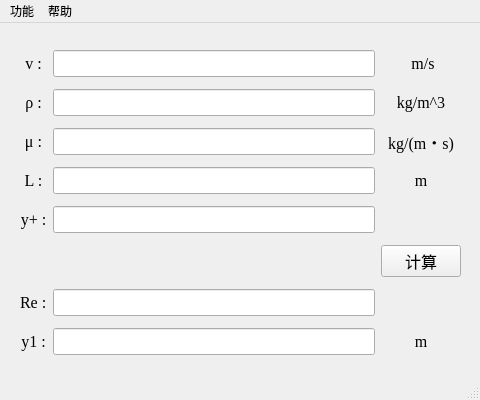
Qt form src/mainwindow.ui (huarkiou/HKUtools) before a commit.
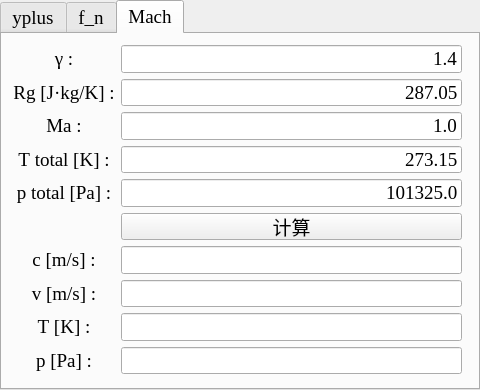
The same form after that commit. The open tabs and pages were chosen to show the change. Icons and pictures are not drawn.

Commit message: 添加等熵可压缩流的基本计算

Patch:
```diff
--- a/src/mainwindow.ui
+++ b/src/mainwindow.ui
@@ -7,9 +7,28 @@
     <x>0</x>
     <y>0</y>
     <width>480</width>
-    <height>400</height>
+    <height>390</height>
    </rect>
   </property>
+  <property name="sizePolicy">
+   <sizepolicy hsizetype="Fixed" vsizetype="Fixed">
+    <horstretch>0</horstretch>
+    <verstretch>0</verstretch>
+   </sizepolicy>
+  </property>
+  <property name="minimumSize">
+   <size>
+    <width>480</width>
+    <height>380</height>
+   </size>
+  </property>
+  <property name="font">
+   <font>
+    <family>宋体</family>
+    <pointsize>14</pointsize>
+    <kerning>false</kerning>
+   </font>
+  </property>
   <property name="windowTitle">
    <string>Huarkiou's Tools</string>
   </property>
@@ -18,32 +37,55 @@
     <normaloff>:/MainWindow/HKUtools.ico</normaloff>:/MainWindow/HKUtools.ico</iconset>
   </property>
   <widget class="QWidget" name="centralWidget">
-   <widget class="QStackedWidget" name="stackedWidget">
+   <property name="sizePolicy">
+    <sizepolicy hsizetype="Expanding" vsizetype="Expanding">
+     <horstretch>0</horstretch>
+     <verstretch>0</verstretch>
+    </sizepolicy>
+   </property>
+   <widget class="QTabWidget" name="tabWidget">
     <property name="geometry">
      <rect>
       <x>0</x>
       <y>0</y>
       <width>480</width>
-      <height>355</height>
+      <height>390</height>
      </rect>
     </property>
+    <property name="font">
+     <font>
+      <family>Times New Roman</family>
+      <pointsize>14</pointsize>
+      <kerning>false</kerning>
+     </font>
+    </property>
     <property name="currentIndex">
      <number>1</number>
     </property>
-    <widget class="QWidget" name="page_01">
+    <widget class="QWidget" name="tabWidgetPage_01">
+     <property name="sizePolicy">
+      <sizepolicy hsizetype="Expanding" vsizetype="Expanding">
+       <horstretch>0</horstretch>
+       <verstretch>0</verstretch>
+      </sizepolicy>
+     </property>
      <property name="font">
       <font>
        <family>Times New Roman</family>
-       <pointsize>12</pointsize>
+       <pointsize>14</pointsize>
+       <kerning>false</kerning>
       </font>
      </property>
+     <attribute name="title">
+      <string>yplus</string>
+     </attribute>
      <widget class="QWidget" name="gridLayoutWidget">
       <property name="geometry">
        <rect>
-        <x>10</x>
-        <y>10</y>
-        <width>461</width>
-        <height>341</height>
+        <x>0</x>
+        <y>0</y>
+        <width>471</width>
+        <height>351</height>
        </rect>
       </property>
       <layout class="QGridLayout" name="gridLayout_01">
@@ -56,54 +98,34 @@
        <property name="verticalSpacing">
         <number>6</number>
        </property>
+       <item row="8" column="1">
+        <widget class="QLineEdit" name="lineEdit_Re_01">
+         <property name="alignment">
+          <set>Qt::AlignRight|Qt::AlignTrailing|Qt::AlignVCenter</set>
+         </property>
+         <property name="readOnly">
+          <bool>true</bool>
+         </property>
+        </widget>
+       </item>
        <item row="2" column="0">
         <widget class="QLabel" name="label_viscosity_01">
          <property name="text">
-          <string>μ :</string>
+          <string>μ [kg/(m·s)] :</string>
          </property>
          <property name="textFormat">
           <enum>Qt::PlainText</enum>
          </property>
-         <property name="alignment">
-          <set>Qt::AlignCenter</set>
-         </property>
-        </widget>
-       </item>
-       <item row="3" column="0">
-        <widget class="QLabel" name="label_length_01">
-         <property name="text">
-          <string>L :</string>
-         </property>
-         <property name="textFormat">
-          <enum>Qt::PlainText</enum>
-         </property>
-         <property name="alignment">
-          <set>Qt::AlignCenter</set>
-         </property>
-        </widget>
-       </item>
-       <item row="7" column="0">
-        <widget class="QLabel" name="label_y1_01">
-         <property name="text">
-          <string>y1 :</string>
-         </property>
-         <property name="textFormat">
-          <enum>Qt::PlainText</enum>
-         </property>
-         <property name="alignment">
-          <set>Qt::AlignCenter</set>
-         </property>
-        </widget>
-       </item>
-       <item row="1" column="1">
-        <widget class="QLineEdit" name="lineEdit_density_01">
          <property name="alignment">
           <set>Qt::AlignRight|Qt::AlignTrailing|Qt::AlignVCenter</set>
          </property>
         </widget>
        </item>
-       <item row="2" column="1">
-        <widget class="QLineEdit" name="lineEdit_viscosity_01">
+       <item row="3" column="1">
+        <widget class="QLineEdit" name="lineEdit_length_01">
+         <property name="text">
+          <string>1.0</string>
+         </property>
          <property name="alignment">
           <set>Qt::AlignRight|Qt::AlignTrailing|Qt::AlignVCenter</set>
          </property>
@@ -118,11 +140,21 @@
           <enum>Qt::PlainText</enum>
          </property>
          <property name="alignment">
-          <set>Qt::AlignCenter</set>
+          <set>Qt::AlignRight|Qt::AlignTrailing|Qt::AlignVCenter</set>
          </property>
         </widget>
        </item>
-       <item row="7" column="1">
+       <item row="2" column="1">
+        <widget class="QLineEdit" name="lineEdit_viscosity_01">
+         <property name="text">
+          <string>1.82e-5</string>
+         </property>
+         <property name="alignment">
+          <set>Qt::AlignRight|Qt::AlignTrailing|Qt::AlignVCenter</set>
+         </property>
+        </widget>
+       </item>
+       <item row="9" column="1">
         <widget class="QLineEdit" name="lineEdit_y1_01">
          <property name="alignment">
           <set>Qt::AlignRight|Qt::AlignTrailing|Qt::AlignVCenter</set>
@@ -132,8 +164,56 @@
          </property>
         </widget>
        </item>
-       <item row="3" column="1">
-        <widget class="QLineEdit" name="lineEdit_length_01">
+       <item row="9" column="0">
+        <widget class="QLabel" name="label_y1_01">
+         <property name="text">
+          <string>y1 [m] :</string>
+         </property>
+         <property name="textFormat">
+          <enum>Qt::PlainText</enum>
+         </property>
+         <property name="alignment">
+          <set>Qt::AlignRight|Qt::AlignTrailing|Qt::AlignVCenter</set>
+         </property>
+        </widget>
+       </item>
+       <item row="8" column="0">
+        <widget class="QLabel" name="label_Re_01">
+         <property name="text">
+          <string>Re :</string>
+         </property>
+         <property name="textFormat">
+          <enum>Qt::PlainText</enum>
+         </property>
+         <property name="alignment">
+          <set>Qt::AlignRight|Qt::AlignTrailing|Qt::AlignVCenter</set>
+         </property>
+        </widget>
+       </item>
+       <item row="0" column="0">
+        <widget class="QLabel" name="label_velocity_01">
+         <property name="contextMenuPolicy">
+          <enum>Qt::DefaultContextMenu</enum>
+         </property>
+         <property name="frameShape">
+          <enum>QFrame::NoFrame</enum>
+         </property>
+         <property name="text">
+          <string>v [m/s] :</string>
+         </property>
+         <property name="textFormat">
+          <enum>Qt::PlainText</enum>
+         </property>
+         <property name="alignment">
+          <set>Qt::AlignRight|Qt::AlignTrailing|Qt::AlignVCenter</set>
+         </property>
+        </widget>
+       </item>
+       <item row="0" column="1">
+        <widget class="QLineEdit" name="lineEdit_velocity_01">
+         <property name="text">
+          <string>1.0</string>
+         </property>
          <property name="alignment">
           <set>Qt::AlignRight|Qt::AlignTrailing|Qt::AlignVCenter</set>
          </property>
@@ -142,37 +222,50 @@
        <item row="1" column="0">
         <widget class="QLabel" name="label_density_01">
          <property name="text">
-          <string>ρ :</string>
+          <string>ρ [kg/m^3] :</string>
          </property>
          <property name="textFormat">
           <enum>Qt::PlainText</enum>
          </property>
          <property name="alignment">
-          <set>Qt::AlignCenter</set>
+          <set>Qt::AlignRight|Qt::AlignTrailing|Qt::AlignVCenter</set>
+         </property>
+        </widget>
+       </item>
+       <item row="3" column="0">
+        <widget class="QLabel" name="label_length_01">
+         <property name="text">
+          <string>L [m] :</string>
+         </property>
+         <property name="textFormat">
+          <enum>Qt::PlainText</enum>
+         </property>
+         <property name="alignment">
+          <set>Qt::AlignRight|Qt::AlignTrailing|Qt::AlignVCenter</set>
+         </property>
+        </widget>
+       </item>
+       <item row="1" column="1">
+        <widget class="QLineEdit" name="lineEdit_density_01">
+         <property name="text">
+          <string>1.205</string>
+         </property>
+         <property name="alignment">
+          <set>Qt::AlignRight|Qt::AlignTrailing|Qt::AlignVCenter</set>
          </property>
         </widget>
        </item>
        <item row="4" column="1">
         <widget class="QLineEdit" name="lineEdit_yplus_01">
-         <property name="alignment">
-          <set>Qt::AlignRight|Qt::AlignTrailing|Qt::AlignVCenter</set>
-         </property>
-        </widget>
-       </item>
-       <item row="2" column="2">
-        <widget class="QLabel" name="label_unit_viscosity_1">
          <property name="text">
-          <string>kg/(m・s)</string>
-         </property>
-         <property name="textFormat">
-          <enum>Qt::PlainText</enum>
+          <string>1.0</string>
          </property>
          <property name="alignment">
-          <set>Qt::AlignCenter</set>
+          <set>Qt::AlignRight|Qt::AlignTrailing|Qt::AlignVCenter</set>
          </property>
         </widget>
        </item>
-       <item row="5" column="2">
+       <item row="5" column="1">
         <widget class="QPushButton" name="pushButton_calculate_01">
          <property name="minimumSize">
           <size>
@@ -180,12 +273,6 @@
            <height>24</height>
           </size>
          </property>
-         <property name="font">
-          <font>
-           <family>宋体</family>
-           <pointsize>12</pointsize>
-          </font>
-         </property>
          <property name="autoFillBackground">
           <bool>false</bool>
          </property>
@@ -197,114 +284,19 @@
          </property>
         </widget>
        </item>
-       <item row="0" column="1">
-        <widget class="QLineEdit" name="lineEdit_velocity_01">
-         <property name="alignment">
-          <set>Qt::AlignRight|Qt::AlignTrailing|Qt::AlignVCenter</set>
-         </property>
-        </widget>
-       </item>
-       <item row="1" column="2">
-        <widget class="QLabel" name="label_unit_density_01">
-         <property name="text">
-          <string>kg/m^3</string>
-         </property>
-         <property name="textFormat">
-          <enum>Qt::PlainText</enum>
-         </property>
-         <property name="alignment">
-          <set>Qt::AlignCenter</set>
-         </property>
-        </widget>
-       </item>
-       <item row="0" column="2">
-        <widget class="QLabel" name="label_unit_velocity_01">
-         <property name="text">
-          <string> m/s</string>
-         </property>
-         <property name="textFormat">
-          <enum>Qt::PlainText</enum>
-         </property>
-         <property name="alignment">
-          <set>Qt::AlignCenter</set>
-         </property>
-        </widget>
-       </item>
-       <item row="0" column="0">
-        <widget class="QLabel" name="label_velocity_01">
-         <property name="contextMenuPolicy">
-          <enum>Qt::DefaultContextMenu</enum>
-         </property>
-         <property name="frameShape">
-          <enum>QFrame::NoFrame</enum>
-         </property>
-         <property name="text">
-          <string>v :</string>
-         </property>
-         <property name="textFormat">
-          <enum>Qt::PlainText</enum>
-         </property>
-         <property name="alignment">
-          <set>Qt::AlignCenter</set>
-         </property>
-        </widget>
-       </item>
-       <item row="3" column="2">
-        <widget class="QLabel" name="label_unit_length_01">
-         <property name="text">
-          <string>m</string>
-         </property>
-         <property name="textFormat">
-          <enum>Qt::PlainText</enum>
-         </property>
-         <property name="alignment">
-          <set>Qt::AlignCenter</set>
-         </property>
-        </widget>
-       </item>
-       <item row="7" column="2">
-        <widget class="QLabel" name="label_unit_y1_01">
-         <property name="text">
-          <string>m</string>
-         </property>
-         <property name="textFormat">
-          <enum>Qt::PlainText</enum>
-         </property>
-         <property name="alignment">
-          <set>Qt::AlignCenter</set>
-         </property>
-        </widget>
-       </item>
-       <item row="6" column="0">
-        <widget class="QLabel" name="label_Re_01">
-         <property name="text">
-          <string>Re :</string>
-         </property>
-         <property name="textFormat">
-          <enum>Qt::PlainText</enum>
-         </property>
-        </widget>
-       </item>
-       <item row="6" column="1">
-        <widget class="QLineEdit" name="lineEdit_Re_01">
-         <property name="alignment">
-          <set>Qt::AlignRight|Qt::AlignTrailing|Qt::AlignVCenter</set>
-         </property>
-         <property name="readOnly">
-          <bool>true</bool>
-         </property>
-        </widget>
-       </item>
       </layout>
      </widget>
     </widget>
-    <widget class="QWidget" name="page_02">
-     <property name="font">
-      <font>
-       <family>Times New Roman</family>
-       <pointsize>12</pointsize>
-      </font>
+    <widget class="QWidget" name="tabWidgetPage_02">
+     <property name="sizePolicy">
+      <sizepolicy hsizetype="Expanding" vsizetype="Expanding">
+       <horstretch>0</horstretch>
+       <verstretch>0</verstretch>
+      </sizepolicy>
      </property>
+     <attribute name="title">
+      <string>f_n</string>
+     </attribute>
      <widget class="QWidget" name="gridLayoutWidget_2">
       <property name="geometry">
        <rect>
@@ -516,10 +508,93 @@
          </property>
         </widget>
        </item>
-       <item row="6" column="0">
-        <widget class="QLabel" name="label_period_02">
+      </layout>
+     </widget>
+    </widget>
+    <widget class="QWidget" name="tabWidgetPage_03">
+     <attribute name="title">
+      <string>Mach</string>
+     </attribute>
+     <widget class="QWidget" name="layoutWidget">
+      <property name="geometry">
+       <rect>
+        <x>0</x>
+        <y>0</y>
+        <width>471</width>
+        <height>351</height>
+       </rect>
+      </property>
+      <layout class="QGridLayout" name="gridLayout_03">
+       <item row="4" column="1">
+        <widget class="QLineEdit" name="lineEdit_p_total_03">
          <property name="text">
-          <string>T :</string>
+          <string>101325.0</string>
+         </property>
+         <property name="alignment">
+          <set>Qt::AlignRight|Qt::AlignTrailing|Qt::AlignVCenter</set>
+         </property>
+        </widget>
+       </item>
+       <item row="4" column="0">
+        <widget class="QLabel" name="label_p_total_03">
+         <property name="text">
+          <string>p total [Pa] :</string>
+         </property>
+         <property name="textFormat">
+          <enum>Qt::PlainText</enum>
+         </property>
+         <property name="alignment">
+          <set>Qt::AlignCenter</set>
+         </property>
+        </widget>
+       </item>
+       <item row="8" column="1">
+        <widget class="QLineEdit" name="lineEdit_T_static_03">
+         <property name="alignment">
+          <set>Qt::AlignRight|Qt::AlignTrailing|Qt::AlignVCenter</set>
+         </property>
+        </widget>
+       </item>
+       <item row="3" column="0">
+        <widget class="QLabel" name="label_T_total_03">
+         <property name="text">
+          <string>T total [K] :</string>
+         </property>
+         <property name="textFormat">
+          <enum>Qt::PlainText</enum>
+         </property>
+         <property name="alignment">
+          <set>Qt::AlignCenter</set>
+         </property>
+        </widget>
+       </item>
+       <item row="3" column="1">
+        <widget class="QLineEdit" name="lineEdit_T_total_03">
+         <property name="text">
+          <string>273.15</string>
+         </property>
+         <property name="alignment">
+          <set>Qt::AlignRight|Qt::AlignTrailing|Qt::AlignVCenter</set>
+         </property>
+        </widget>
+       </item>
+       <item row="2" column="0">
+        <widget class="QLabel" name="label_Ma_03">
+         <property name="text">
+          <string>Ma :</string>
+         </property>
+         <property name="textFormat">
+          <enum>Qt::PlainText</enum>
+         </property>
+         <property name="alignment">
+          <set>Qt::AlignCenter</set>
+         </property>
+        </widget>
+       </item>
+       <item row="0" column="0">
+        <widget class="QLabel" name="label_gamma_03">
+         <property name="text">
+          <string>γ :</string>
          </property>
          <property name="textFormat">
           <enum>Qt::PlainText</enum>
@@ -530,16 +605,125 @@
         </widget>
        </item>
        <item row="6" column="1">
-        <widget class="QLineEdit" name="lineEdit_period_02">
+        <widget class="QLineEdit" name="lineEdit_soundspeed_03">
+         <property name="text">
+          <string/>
+         </property>
          <property name="alignment">
           <set>Qt::AlignRight|Qt::AlignTrailing|Qt::AlignVCenter</set>
          </property>
         </widget>
        </item>
-       <item row="6" column="2">
-        <widget class="QLabel" name="label_unit_period_02">
+       <item row="1" column="0">
+        <widget class="QLabel" name="label_Rg_03">
          <property name="text">
-          <string>s</string>
+          <string>Rg [J·kg/K] :</string>
+         </property>
+         <property name="textFormat">
+          <enum>Qt::PlainText</enum>
+         </property>
+         <property name="alignment">
+          <set>Qt::AlignCenter</set>
+         </property>
+        </widget>
+       </item>
+       <item row="9" column="0">
+        <widget class="QLabel" name="label_p_static_03">
+         <property name="text">
+          <string>p [Pa] :</string>
+         </property>
+         <property name="textFormat">
+          <enum>Qt::PlainText</enum>
+         </property>
+         <property name="alignment">
+          <set>Qt::AlignCenter</set>
+         </property>
+        </widget>
+       </item>
+       <item row="1" column="1">
+        <widget class="QLineEdit" name="lineEdit_Rg_03">
+         <property name="text">
+          <string>287.05</string>
+         </property>
+         <property name="alignment">
+          <set>Qt::AlignRight|Qt::AlignTrailing|Qt::AlignVCenter</set>
+         </property>
+        </widget>
+       </item>
+       <item row="2" column="1">
+        <widget class="QLineEdit" name="lineEdit_Ma_03">
+         <property name="text">
+          <string>1.0</string>
+         </property>
+         <property name="alignment">
+          <set>Qt::AlignRight|Qt::AlignTrailing|Qt::AlignVCenter</set>
+         </property>
+        </widget>
+       </item>
+       <item row="8" column="0">
+        <widget class="QLabel" name="label_T_static_03">
+         <property name="text">
+          <string>T [K] :</string>
+         </property>
+         <property name="textFormat">
+          <enum>Qt::PlainText</enum>
+         </property>
+         <property name="alignment">
+          <set>Qt::AlignCenter</set>
+         </property>
+        </widget>
+       </item>
+       <item row="0" column="1">
+        <widget class="QLineEdit" name="lineEdit_gamma_03">
+         <property name="text">
+          <string>1.4</string>
+         </property>
+         <property name="alignment">
+          <set>Qt::AlignRight|Qt::AlignTrailing|Qt::AlignVCenter</set>
+         </property>
+        </widget>
+       </item>
+       <item row="5" column="1">
+        <widget class="QPushButton" name="pushButton_calculate_03">
+         <property name="text">
+          <string>计算</string>
+         </property>
+        </widget>
+       </item>
+       <item row="9" column="1">
+        <widget class="QLineEdit" name="lineEdit_p_static_03">
+         <property name="alignment">
+          <set>Qt::AlignRight|Qt::AlignTrailing|Qt::AlignVCenter</set>
+         </property>
+        </widget>
+       </item>
+       <item row="7" column="1">
+        <widget class="QLineEdit" name="lineEdit_velocity_03">
+         <property name="text">
+          <string/>
+         </property>
+         <property name="alignment">
+          <set>Qt::AlignRight|Qt::AlignTrailing|Qt::AlignVCenter</set>
+         </property>
+        </widget>
+       </item>
+       <item row="6" column="0">
+        <widget class="QLabel" name="label_soundspeed_03">
+         <property name="text">
+          <string>c [m/s] :</string>
+         </property>
+         <property name="textFormat">
+          <enum>Qt::PlainText</enum>
+         </property>
+         <property name="alignment">
+          <set>Qt::AlignCenter</set>
+         </property>
+        </widget>
+       </item>
+       <item row="7" column="0">
+        <widget class="QLabel" name="label_velocity_03">
+         <property name="text">
+          <string>v [m/s] :</string>
          </property>
          <property name="textFormat">
           <enum>Qt::PlainText</enum>
@@ -554,47 +738,6 @@
     </widget>
    </widget>
   </widget>
-  <widget class="QMenuBar" name="menuBar">
-   <property name="geometry">
-    <rect>
-     <x>0</x>
-     <y>0</y>
-     <width>480</width>
-     <height>23</height>
-    </rect>
-   </property>
-   <widget class="QMenu" name="menuFunc">
-    <property name="title">
-     <string>功能</string>
-    </property>
-    <addaction name="action_01"/>
-    <addaction name="action_02"/>
-   </widget>
-   <widget class="QMenu" name="menuHelp">
-    <property name="title">
-     <string>帮助</string>
-    </property>
-    <addaction name="actionAbout"/>
-   </widget>
-   <addaction name="menuFunc"/>
-   <addaction name="menuHelp"/>
-  </widget>
-  <widget class="QStatusBar" name="statusBar"/>
-  <action name="action_01">
-   <property name="text">
-    <string>y1和Re</string>
-   </property>
-  </action>
-  <action name="action_02">
-   <property name="text">
-    <string>振动</string>
-   </property>
-  </action>
-  <action name="actionAbout">
-   <property name="text">
-    <string>关于</string>
-   </property>
-  </action>
  </widget>
  <layoutdefault spacing="6" margin="11"/>
  <resources>
```
Left out of the diff: 260 changed lines with no effect on the pictures. The commit also changes 4 other files.
